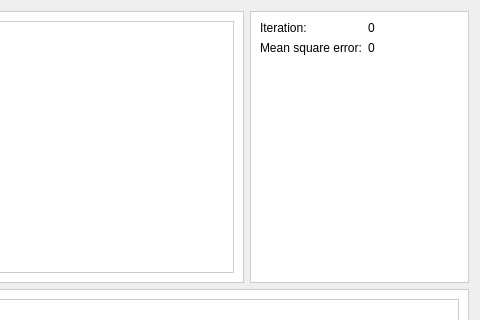
Before: the Qt Designer form src/widget/CurveFittingWorkerDialog.ui in timschneeb/DDCToolbox, drawn with Qt 5; both pictures show x 133 to 613 and y 0 to 320 of the 613 by 620 pixel window.
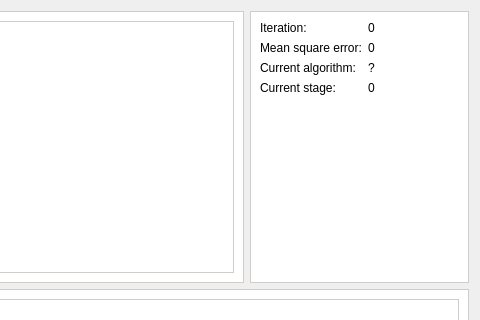
After: the same form once the commit is applied. Custom widgets are drawn as their Qt base class.

Commit message: Implement new curve fitting algorithm

```diff
--- a/src/widget/CurveFittingWorkerDialog.ui
+++ b/src/widget/CurveFittingWorkerDialog.ui
@@ -109,6 +109,34 @@
           </property>
          </widget>
         </item>
+        <item row="2" column="0">
+         <widget class="QLabel" name="label_3">
+          <property name="text">
+           <string>Current algorithm:</string>
+          </property>
+         </widget>
+        </item>
+        <item row="2" column="1">
+         <widget class="QLabel" name="stat_algo">
+          <property name="text">
+           <string>?</string>
+          </property>
+         </widget>
+        </item>
+        <item row="3" column="0">
+         <widget class="QLabel" name="label_4">
+          <property name="text">
+           <string>Current stage:</string>
+          </property>
+         </widget>
+        </item>
+        <item row="3" column="1">
+         <widget class="QLabel" name="stat_stage">
+          <property name="text">
+           <string>0</string>
+          </property>
+         </widget>
+        </item>
        </layout>
       </widget>
      </item>
@@ -216,17 +244,17 @@
   </layout>
  </widget>
  <customwidgets>
-  <customwidget>
-   <class>QTintableProgressBar</class>
-   <extends>QProgressBar</extends>
-   <header>widget/QTintableProgressBar.h</header>
-  </customwidget>
   <customwidget>
    <class>QCustomPlot</class>
    <extends>QWidget</extends>
    <header>plot/QCustomPlot.h</header>
    <container>1</container>
   </customwidget>
+  <customwidget>
+   <class>QTintableProgressBar</class>
+   <extends>QProgressBar</extends>
+   <header>widget/QTintableProgressBar.h</header>
+  </customwidget>
  </customwidgets>
  <resources/>
  <connections>
```
The commit also changes 14 other files.
